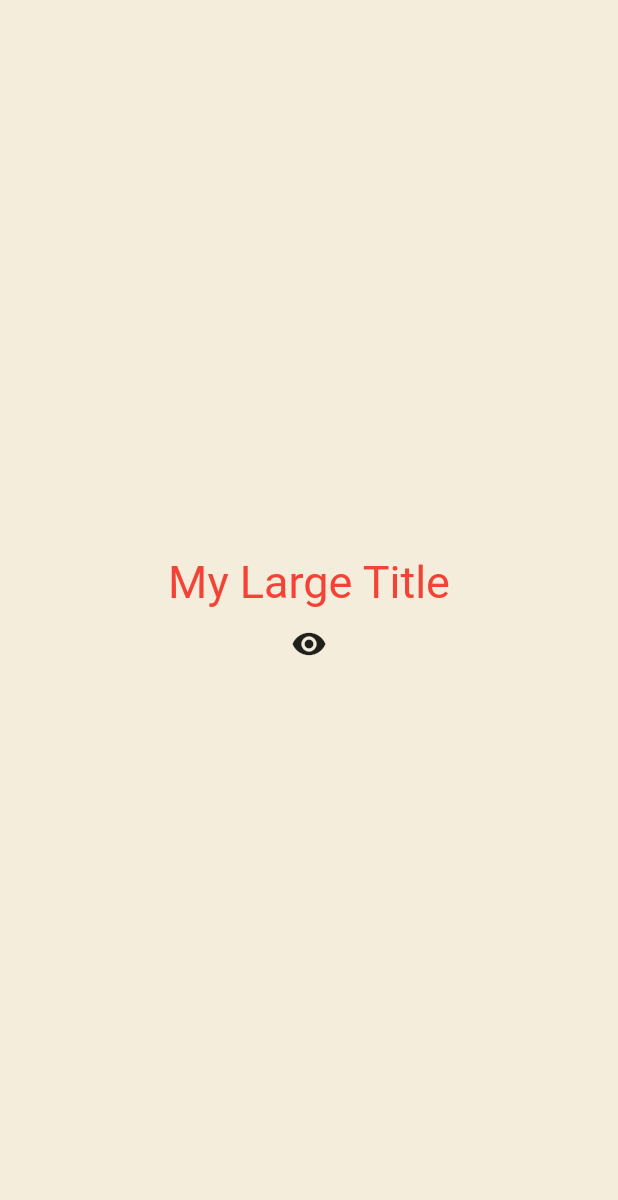
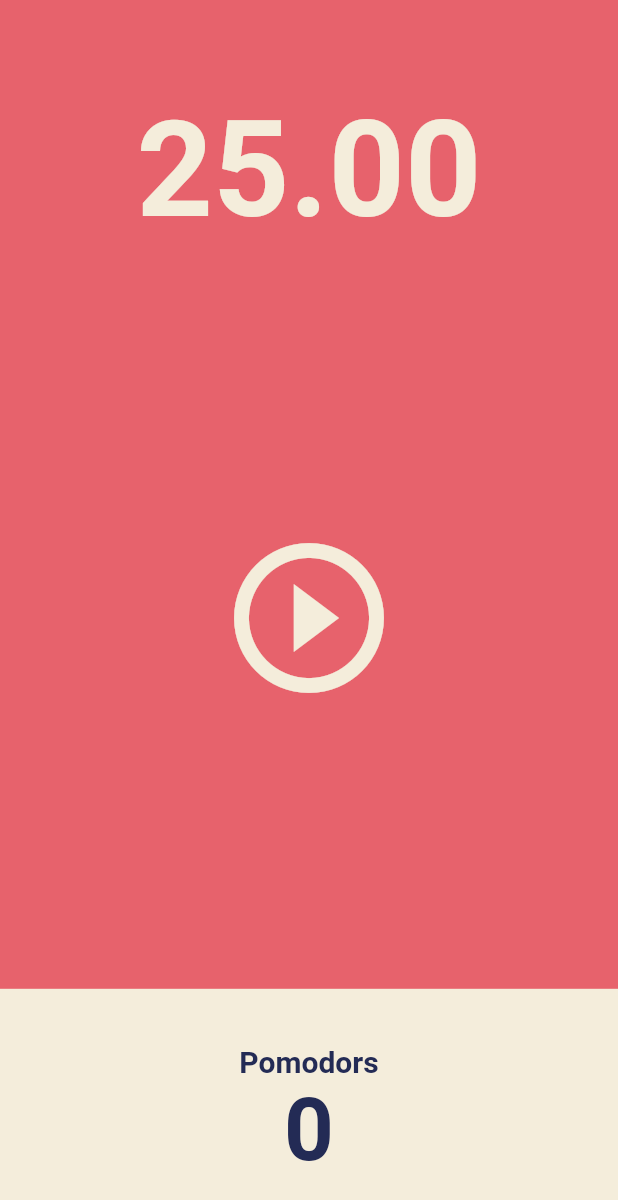
Before and after one commit to gretea5/learn-flutter, a Flutter app: the screen it shows after launch, on a phone screen of 412 x 824 dp. Shown: the top 1200 px of the screen. Run offline on Flutter 3.47's test engine with Material 2 defaults, Android fonts, the phone set to English and light mode, and no system bars.

Commit message:
#5.0 User Interface

```diff
--- a/toonflix/lib/main.dart
+++ b/toonflix/lib/main.dart
@@ -1,92 +1,29 @@
 import 'package:flutter/material.dart';
+import 'package:toonflix/screens/home_screen.dart';
 
 void main() {
   runApp(const App());
 }
 
-class App extends StatefulWidget {
+class App extends StatelessWidget {
   const App({super.key});
-
-  @override
-  State<App> createState() => _AppState();
-}
-
-class _AppState extends State<App> {
-  bool showTitle = true;
-
-  void toggleTitle() {
-    setState(() {
-      showTitle = !showTitle;
-    });
-  }
 
   @override
   Widget build(BuildContext context) {
     return MaterialApp(
+      debugShowCheckedModeBanner: false,
       theme: ThemeData(
+        colorScheme: ColorScheme.fromSwatch(
+          backgroundColor: const Color(0xFFE7626C),
+        ),
         textTheme: const TextTheme(
-          titleLarge: TextStyle(
-            color: Colors.red,
+          displayLarge: TextStyle(
+            color: Color(0xFF232B55),
           ),
         ),
+        cardColor: const Color(0xFFF4EDDB),
       ),
-      debugShowCheckedModeBanner: false,
-      home: Scaffold(
-        backgroundColor: const Color(0xFFF4EDDB),
-        body: Center(
-          child: Column(
-            mainAxisAlignment: MainAxisAlignment.center,
-            children: [
-              showTitle
-                  ? const MyLargeTitle()
-                  : const Text(
-                      'nothing',
-                    ),
-              IconButton(
-                onPressed: toggleTitle,
-                icon: const Icon(Icons.remove_red_eye),
-              )
-            ],
-          ),
-        ),
-      ),
+      home: const HomeScreen(),
     );
   }
 }
-
-class MyLargeTitle extends StatefulWidget {
-  const MyLargeTitle({
-    super.key,
-  });
-
-  @override
-  State<MyLargeTitle> createState() => _MyLargeTitleState();
-}
-
-class _MyLargeTitleState extends State<MyLargeTitle> {
-  @override
-  void initState() {
-    // TODO: implement initState
-    super.initState();
-    print('initState!');
-  }
-
-  @override
-  void dispose() {
-    // TODO: implement dispose
-    super.dispose();
-    print('dispose!');
-  }
-
-  @override
-  Widget build(BuildContext context) {
-    print('build!');
-    return Text(
-      'My Large Title',
-      style: TextStyle(
-        fontSize: 30,
-        color: Theme.of(context).textTheme.titleLarge!.color,
-      ),
-    );
-  }
-}
--- /dev/null
+++ b/toonflix/lib/screens/home_screen.dart
@@ -0,0 +1,85 @@
+import 'package:flutter/material.dart';
+
+class HomeScreen extends StatefulWidget {
+  const HomeScreen({super.key});
+
+  @override
+  State<HomeScreen> createState() => _HomeScreenState();
+}
+
+class _HomeScreenState extends State<HomeScreen> {
+  @override
+  Widget build(BuildContext context) {
+    return Scaffold(
+      backgroundColor: Theme.of(context).colorScheme.background,
+      body: Column(
+        children: [
+          Flexible(
+            flex: 1,
+            child: Container(
+              alignment: Alignment.bottomCenter,
+              child: Text(
+                '25.00',
+                style: TextStyle(
+                  color: Theme.of(context).cardColor,
+                  fontSize: 89,
+                  fontWeight: FontWeight.w600,
+                ),
+              ),
+            ),
+          ),
+          Flexible(
+            flex: 3,
+            child: Center(
+              child: IconButton(
+                icon: const Icon(
+                  Icons.play_circle_outline_outlined,
+                ),
+                iconSize: 120,
+                color: Theme.of(context).cardColor,
+                onPressed: () {},
+              ),
+            ),
+          ),
+          Flexible(
+            flex: 1,
+            child: Row(
+              children: [
+                Expanded(
+                  child: Container(
+                    decoration: BoxDecoration(
+                      color: Theme.of(context).cardColor,
+                    ),
+                    child: Column(
+                      mainAxisAlignment: MainAxisAlignment.center,
+                      children: [
+                        Text(
+                          'Pomodors',
+                          style: TextStyle(
+                            fontSize: 20,
+                            color:
+                                Theme.of(context).textTheme.displayLarge!.color,
+                            fontWeight: FontWeight.w600,
+                          ),
+                        ),
+                        Text(
+                          '0',
+                          style: TextStyle(
+                            fontSize: 58,
+                            color:
+                                Theme.of(context).textTheme.displayLarge!.color,
+                            fontWeight: FontWeight.w600,
+                          ),
+                        ),
+                      ],
+                    ),
+                  ),
+                ),
+              ],
+            ),
+          ),
+        ],
+      ),
+    );
+  }
+}
```
